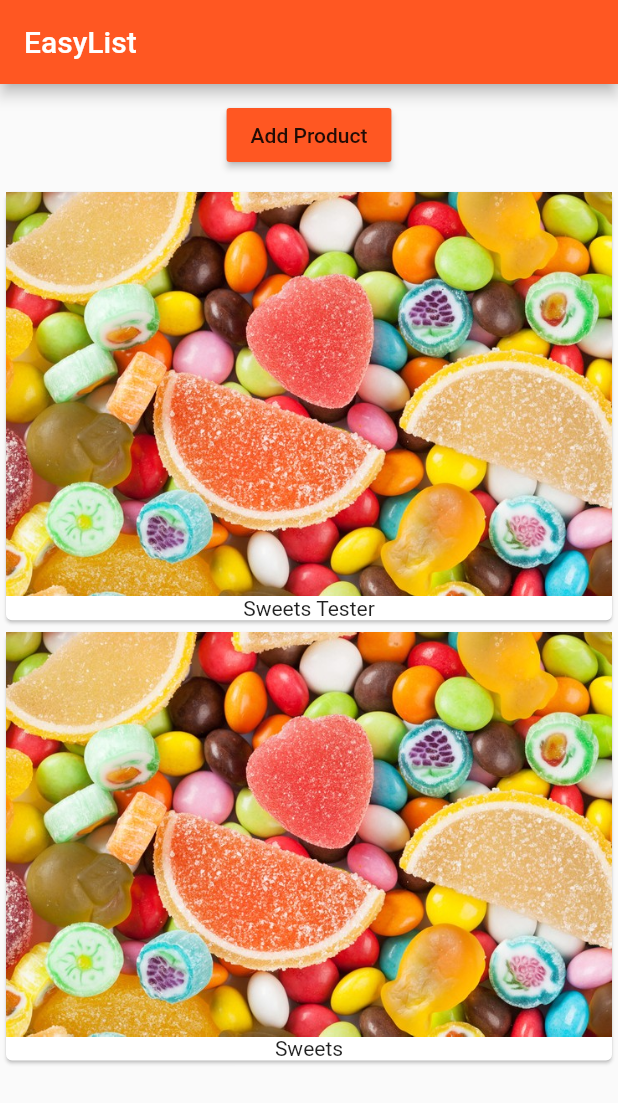
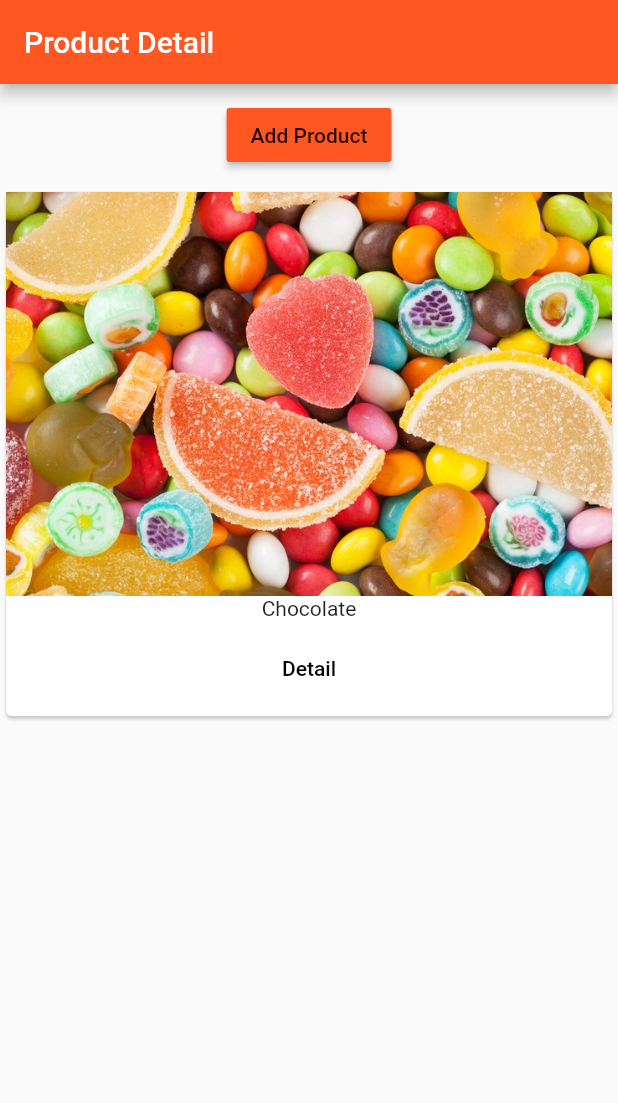
Before and after one commit to Dev-Anan/flutter_course, a Flutter app: the screen it shows after launch, after a tap on "Add Product", on a phone screen of 412 x 824 dp. Shown: the top 1103 px of the screen. Run offline on Flutter 3.47's test engine with Material 2 defaults, Android fonts, the phone set to English and light mode, and no system bars.

```diff
--- a/lib/main.dart
+++ b/lib/main.dart
@@ -1,7 +1,7 @@
 import 'package:flutter/material.dart';
 // import 'package:flutter/rendering.dart';
 
-import './product_manager.dart';
+import './pages/home.dart';
 
 void main() {
   // debugPaintSizeEnabled = true;
@@ -19,12 +19,7 @@ class MyApp extends StatelessWidget {
           brightness: Brightness.light,
           primarySwatch: Colors.deepOrange,
           accentColor: Colors.deepPurple),
-      home: Scaffold(
-        appBar: AppBar(
-          title: Text('EasyList'),
-        ),
-        body: ProductManager(),
-      ),
+      home: HomePage(),
     );
   }
 }
--- /dev/null
+++ b/lib/pages/home.dart
@@ -0,0 +1,15 @@
+import 'package:flutter/material.dart';
+
+import '../product_manager.dart';
+
+class HomePage extends StatelessWidget {
+  @override
+  Widget build(BuildContext context) {
+    return Scaffold(
+      appBar: AppBar(
+        title: Text('Product Detail'),
+      ),
+      body: ProductManager(),
+    );
+  }
+}
--- a/lib/product_control.dart
+++ b/lib/product_control.dart
@@ -10,7 +10,7 @@ class ProductControl extends StatelessWidget {
     return RaisedButton(
       color: Theme.of(context).primaryColor,
       onPressed: () {
-              addProduct('Sweets');
+        addProduct({'title': 'Chocolate', 'image': 'assets/food.jpg'});
       },
       child: Text('Add Product'),
     );
--- a/lib/product_manager.dart
+++ b/lib/product_manager.dart
@@ -4,9 +4,9 @@ import './products.dart';
 import './product_control.dart';
 
 class ProductManager extends StatefulWidget {
-  final String startingProduct;
+  final Map<String, String> startingProduct;
 
-  ProductManager({this.startingProduct = 'Sweets Tester'}) {
+  ProductManager({this.startingProduct}) {
     print('[ProductManager Widget] Constructor');
   }
 
@@ -18,13 +18,13 @@ class ProductManager extends StatefulWidget {
 }
 
 class _ProductManagerState extends State<ProductManager> {
-  List<String> _products = [];
+  List<Map<String, String>> _products = [];
 
   @override
   void initState() {
     print('[ProductManager State] initState()');
-    if(widget.startingProduct != null){
-       _products.add(widget.startingProduct);
+    if (widget.startingProduct != null) {
+      _products.add(widget.startingProduct);
     }
     super.initState();
   }
@@ -35,12 +35,17 @@ class _ProductManagerState extends State<ProductManager> {
     super.didUpdateWidget(oldWidget);
   }
 
-  void _addProduct(String product) {
+  void _addProduct(Map<String, String> product) {
     setState(() {
       _products.add(product);
     });
     print(_products);
   }
+   void _deleteProduct(int index){
+     setState(() {
+            _products.removeAt(index);
+          });
+   }
 
   @override
   Widget build(BuildContext context) {
@@ -51,7 +56,7 @@ class _ProductManagerState extends State<ProductManager> {
           margin: EdgeInsets.all(10.0),
           child: ProductControl(_addProduct),
         ),
-        Expanded(child: Products(_products))
+        Expanded(child: Products(_products, deleteProduct: _deleteProduct))
       ],
     );
   }
--- a/lib/products.dart
+++ b/lib/products.dart
@@ -1,23 +1,46 @@
 import 'package:flutter/material.dart';
+import './pages/product.dart';
 
 class Products extends StatelessWidget {
-  final List<String> products;
+  final List<Map<String, String>> products;
+  final Function deleteProduct;
 
-  Products([this.products = const []]) {
+  Products(this.products , {this.deleteProduct}) {
     print('[Products Widget] Constructor');
   }
   Widget _buildProductItem(BuildContext context, int index) {
     return Card(
       child: Column(
         children: <Widget>[
-          Image.asset('assets/food.jpg'),
-          Text(products[index])
+          Image.asset(products[index]['image']),
+          Text(products[index]['title']),
+          ButtonBar(
+            alignment: MainAxisAlignment.center,
+            children: <Widget>[
+              FlatButton(
+                child: Text('Detail'),
+                onPressed: () => Navigator.push<bool>(
+                      context,
+                      MaterialPageRoute(
+                        builder: (BuildContext context) => ProductPage(
+                            products[index]['title'], products[index]['image']),
+                      ),
+                    ).then((bool value) {
+                      if (value){
+                        deleteProduct(index);
+                      }
+                      print(value);
+
+                    }),
+              )
+            ],
+          )
         ],
       ),
     );
   }
 
-  Widget _buildProductList () {
+  Widget _buildProductList() {
     Widget productCard;
     if (products.length > 0) {
       productCard = ListView.builder(
@@ -28,7 +51,6 @@ class Products extends StatelessWidget {
       productCard = Container();
     }
     return productCard;
-
   }
 
   @override
@@ -36,5 +58,4 @@ class Products extends StatelessWidget {
     print('[Products Widget] build()');
     return _buildProductList();
   }
-
 }
```
Also changed, not shown: lib/pages/product.dart (added, +37 -0 lines). Lines whose indentation alone changed are shown as unchanged.
